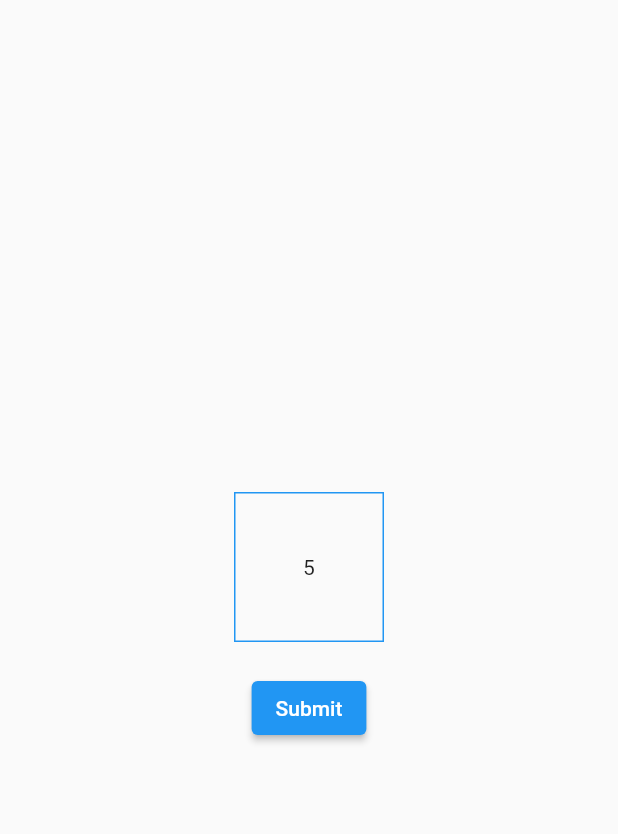
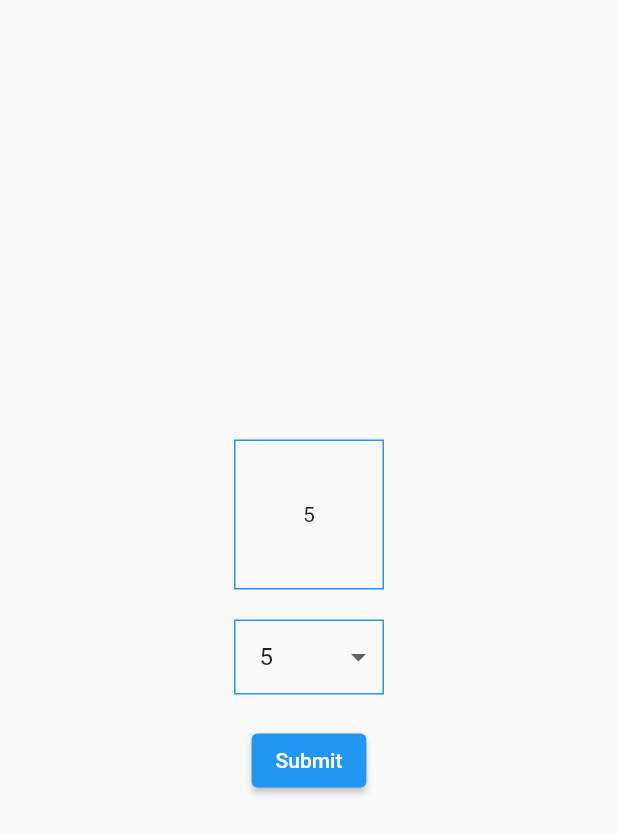
Before and after one commit to ukkey0518/custom_form_sample, a Flutter app: the screen it shows after launch, after a tap on "Submit", on a phone screen of 412 x 824 dp. Shown: the top 834 px of the screen. Run offline on Flutter 3.47's test engine with Material 2 defaults, Android fonts, the phone set to English and light mode, and no system bars.

Commit message:
Add SimpleDropdownForm

```diff
--- a/lib/main.dart
+++ b/lib/main.dart
@@ -1,4 +1,5 @@
 import 'package:custom_form_sample/random_number_picker_form.dart';
+import 'package:custom_form_sample/simple_dropdown_form.dart';
 import 'package:flutter/material.dart';
 
 void main() => runApp(const MyApp());
@@ -41,6 +42,21 @@ class Home extends StatelessWidget {
                 },
               ),
               const SizedBox(height: 20),
+              SimpleDropdownForm(
+                values: values,
+                initialValue: currentValue,
+                onChanged: (value) => currentValue = value ?? currentValue,
+                  validator: (value) {
+                  if (value == null) {
+                    return 'Please select a value.';
+                  }
+                  if (value % 2 == 0) {
+                    return 'Even numbers are not allowed.';
+                  }
+                  return null;
+                },
+              ),
+              const SizedBox(height: 20),
               ElevatedButton(
                 onPressed: () {
                   if (!formKey.currentState!.validate()) {
--- /dev/null
+++ b/lib/simple_dropdown_form.dart
@@ -0,0 +1,114 @@
+import 'package:flutter/material.dart';
+
+class SimpleDropdownForm<T> extends FormField<T> {
+  SimpleDropdownForm({
+    super.key,
+    required List<T> values,
+    T? initialValue,
+    ValueChanged<T?>? onChanged,
+    Widget Function(BuildContext context, T value)? itemBuilder,
+    AutovalidateMode? autovalidateMode,
+    bool? enabled,
+    super.onSaved,
+    super.validator,
+    super.restorationId,
+  }) : super(
+          initialValue: initialValue,
+          autovalidateMode: autovalidateMode ?? AutovalidateMode.disabled,
+          enabled: enabled ?? true,
+          builder: (state) {
+            void onChangedHandler(T? value) {
+              state.didChange(value);
+              onChanged?.call(value);
+            }
+
+            return SimpleDropdown<T>(
+              values: values,
+              initialValue: initialValue,
+              onChanged: onChangedHandler,
+              enabled: enabled ?? true,
+              errorText: state.errorText,
+              itemBuilder: itemBuilder,
+            );
+          },
+        );
+
+  @override
+  FormFieldState<T> createState() => FormFieldState();
+}
+
+class SimpleDropdown<T> extends StatefulWidget {
+  const SimpleDropdown({
+    super.key,
+    required this.values,
+    required this.onChanged,
+    this.initialValue,
+    this.itemBuilder,
+    this.enabled = true,
+    this.errorText,
+  });
+
+  final List<T> values;
+  final T? initialValue;
+  final Widget Function(BuildContext context, T value)? itemBuilder;
+  final ValueChanged<T?>? onChanged;
+
+  final bool enabled;
+  final String? errorText;
+
+  @override
+  State<SimpleDropdown<T>> createState() => _SimpleDropdownState<T>();
+}
+
+class _SimpleDropdownState<T> extends State<SimpleDropdown<T>> {
+  late T? _currentValue = widget.initialValue;
+
+  void setValue(T? value) {
+    setState(() => _currentValue = value);
+    widget.onChanged!.call(value);
+  }
+
+  @override
+  Widget build(BuildContext context) {
+    final enabled = widget.enabled && widget.onChanged != null;
+
+    return Column(
+      mainAxisSize: MainAxisSize.min,
+      children: [
+        Container(
+          decoration: BoxDecoration(
+            border: Border.all(color: Theme.of(context).primaryColor),
+          ),
+          width: 100,
+          child: ButtonTheme(
+            alignedDropdown: true,
+            child: DropdownButton<T>(
+              value: _currentValue,
+              isExpanded: true,
+              underline: Container(),
+              focusColor: Colors.transparent,
+              onChanged: enabled ? setValue : null,
+              items: widget.values.map((value) {
+                return DropdownMenuItem<T>(
+                  value: value,
+                  child: widget.itemBuilder?.call(context, value) ??
+                      Text(value.toString()),
+                );
+              }).toList(),
+            ),
+          ),
+        ),
+        if (widget.errorText != null)
+          Padding(
+            padding: const EdgeInsets.only(top: 10),
+            child: Text(
+              widget.errorText!,
+              style: TextStyle(
+                color: Theme.of(context).colorScheme.error,
+              ),
+            ),
+          )
+      ],
+    );
+  }
+}
```
